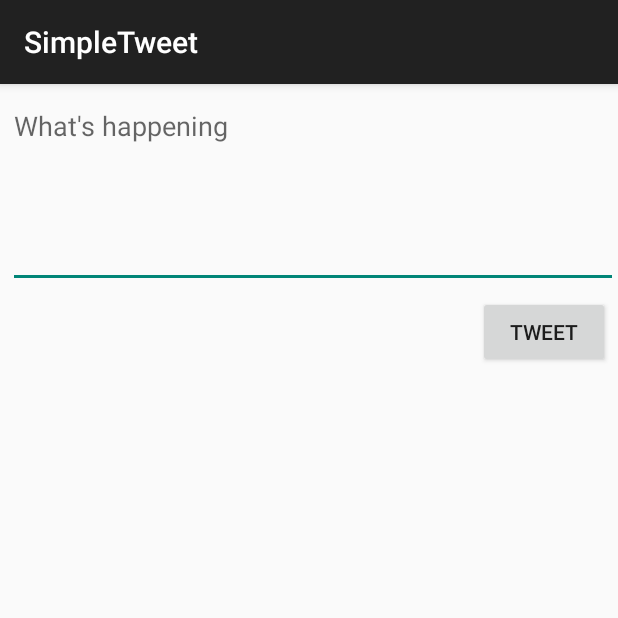
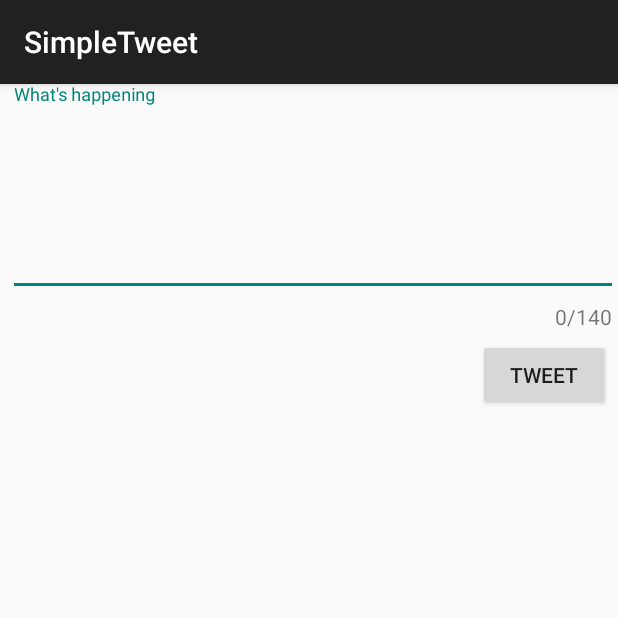
Before and after one commit to dpadron08/SimpleTweet, an Android app: the ComposeActivity screen opened directly, with no data from a screen before it, on a phone screen of 412 x 824 dp, the top half of it. Run offline under Robolectric (Android 15) with nearby library versions, the phone set to English and light mode, and no system bars; our stand-ins replace Room's generated code; libraries missing offline, so code that uses them is left out: com.codepath.asynchttpclient, com.facebook.stetho, org.parceler; 1 statement that could not run was skipped.

Commit message:
Add character counting in ComposeActivity

```diff
--- a/app/build.gradle
+++ b/app/build.gradle
@@ -52,4 +52,5 @@ dependencies {
     implementation 'com.facebook.stetho:stetho:1.5.1'
     implementation 'org.parceler:parceler-api:1.1.12'
     annotationProcessor 'org.parceler:parceler:1.1.12'
+    implementation 'com.google.android.material:material:1.0.0'
 }
--- a/app/src/main/res/layout/activity_compose.xml
+++ b/app/src/main/res/layout/activity_compose.xml
@@ -5,7 +5,17 @@
     xmlns:tools="http://schemas.android.com/tools"
     android:layout_width="match_parent"
     android:layout_height="match_parent"
+
     tools:context=".ComposeActivity">
+
+    <com.google.android.material.textfield.TextInputLayout
+        android:id="@+id/tilWrapper"
+        android:layout_width="match_parent"
+        android:layout_height="wrap_content"
+        app:counterEnabled="true"
+        app:counterMaxLength="140"
+        app:counterOverflowTextAppearance="@style/AppBaseTheme"
+        app:counterTextAppearance="@style/AppBaseTheme">
 
         <EditText
             android:id="@+id/etCompose"
@@ -21,11 +31,13 @@
             android:inputType="textMultiLine"
             android:minLines="5" />
 
+    </com.google.android.material.textfield.TextInputLayout>
+
     <Button
         android:id="@+id/btnTweet"
         android:layout_width="wrap_content"
         android:layout_height="wrap_content"
-        android:layout_below="@+id/etCompose"
+        android:layout_below="@+id/tilWrapper"
         android:layout_alignParentEnd="true"
         android:layout_marginTop="5dp"
         android:layout_marginEnd="5dp"
```
Lines whose indentation alone changed are shown as unchanged.
